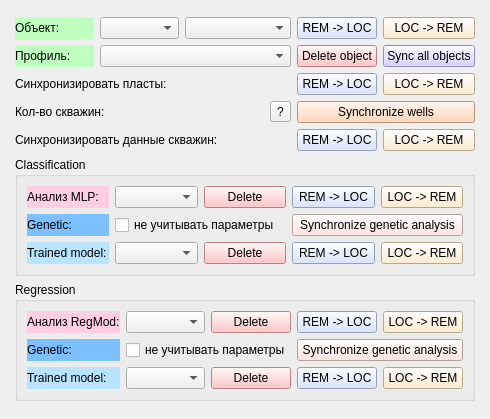
Above: qt/rem_db_window.ui from idergunoff/geovel_1.0 before the change. Below: the same form after it.
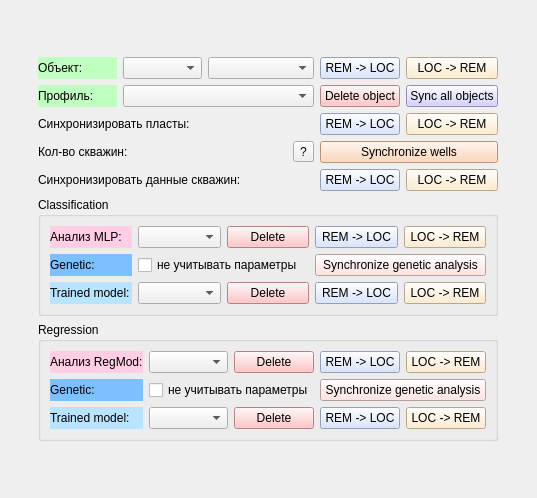
That is the form after the change.

```diff
--- a/qt/rem_db_window.ui
+++ b/qt/rem_db_window.ui
@@ -6,8 +6,8 @@
    <rect>
     <x>0</x>
     <y>0</y>
-    <width>490</width>
-    <height>419</height>
+    <width>537</width>
+    <height>498</height>
    </rect>
   </property>
   <property name="windowTitle">
```
Left out of the diff: 4 changed lines with no effect on the pictures.
